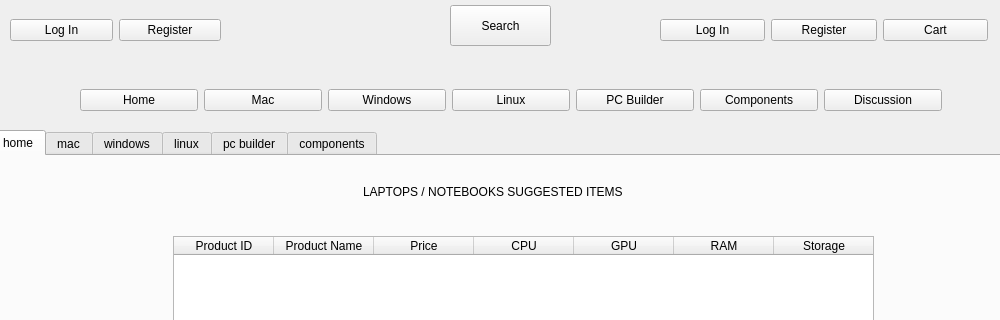
CCNY-CSC322-SDE/Comp_Online_Store, file ui/mainwindow.ui: the form before one commit; both pictures show x 0 to 1000 and y 0 to 320 of the 1000 by 750 pixel window.
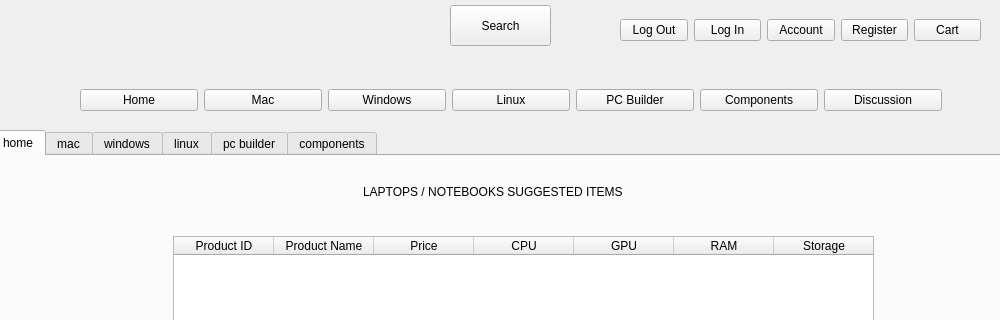
The form after the commit. Icons and pictures are not drawn.

Diff of the .ui file:
```diff
--- a/ui/mainwindow.ui
+++ b/ui/mainwindow.ui
@@ -891,13 +891,30 @@
    <widget class="QWidget" name="layoutWidget">
     <property name="geometry">
      <rect>
-      <x>660</x>
+      <x>620</x>
       <y>10</y>
-      <width>328</width>
+      <width>361</width>
       <height>40</height>
      </rect>
     </property>
     <layout class="QHBoxLayout" name="horizontalLayout_2">
+     <item>
+      <widget class="QPushButton" name="pushButtonLogout">
+       <property name="text">
+        <string>Log Out</string>
+       </property>
+       <property name="icon">
+        <iconset>
+         <normaloff>../icons/user.svg</normaloff>../icons/user.svg</iconset>
+       </property>
+       <property name="iconSize">
+        <size>
+         <width>24</width>
+         <height>24</height>
+        </size>
+       </property>
+      </widget>
+     </item>
      <item>
       <widget class="QPushButton" name="pushButtonLogin">
        <property name="text">
@@ -915,6 +932,23 @@
        </property>
       </widget>
      </item>
+     <item>
+      <widget class="QPushButton" name="pushButtonAccount">
+       <property name="text">
+        <string>Account</string>
+       </property>
+       <property name="icon">
+        <iconset>
+         <normaloff>../icons/register.svg</normaloff>../icons/register.svg</iconset>
+       </property>
+       <property name="iconSize">
+        <size>
+         <width>24</width>
+         <height>24</height>
+        </size>
+       </property>
+      </widget>
+     </item>
      <item>
       <widget class="QPushButton" name="pushButtonRegister">
        <property name="text">
@@ -1082,52 +1116,6 @@
      </item>
     </layout>
    </widget>
-   <widget class="QWidget" name="">
-    <property name="geometry">
-     <rect>
-      <x>10</x>
-      <y>10</y>
-      <width>211</width>
-      <height>41</height>
-     </rect>
-    </property>
-    <layout class="QHBoxLayout" name="horizontalLayout_3">
-     <item>
-      <widget class="QPushButton" name="pushButtonLogin_2">
-       <property name="text">
-        <string>Log In</string>
-       </property>
-       <property name="icon">
-        <iconset>
-         <normaloff>../icons/user.svg</normaloff>../icons/user.svg</iconset>
-       </property>
-       <property name="iconSize">
-        <size>
-         <width>24</width>
-         <height>24</height>
-        </size>
-       </property>
-      </widget>
-     </item>
-     <item>
-      <widget class="QPushButton" name="pushButtonRegister_2">
-       <property name="text">
-        <string>Register</string>
-       </property>
-       <property name="icon">
-        <iconset>
-         <normaloff>../icons/register.svg</normaloff>../icons/register.svg</iconset>
-       </property>
-       <property name="iconSize">
-        <size>
-         <width>24</width>
-         <height>24</height>
-        </size>
-       </property>
-      </widget>
-     </item>
-    </layout>
-   </widget>
   </widget>
   <widget class="QMenuBar" name="menubar">
    <property name="geometry">
```
